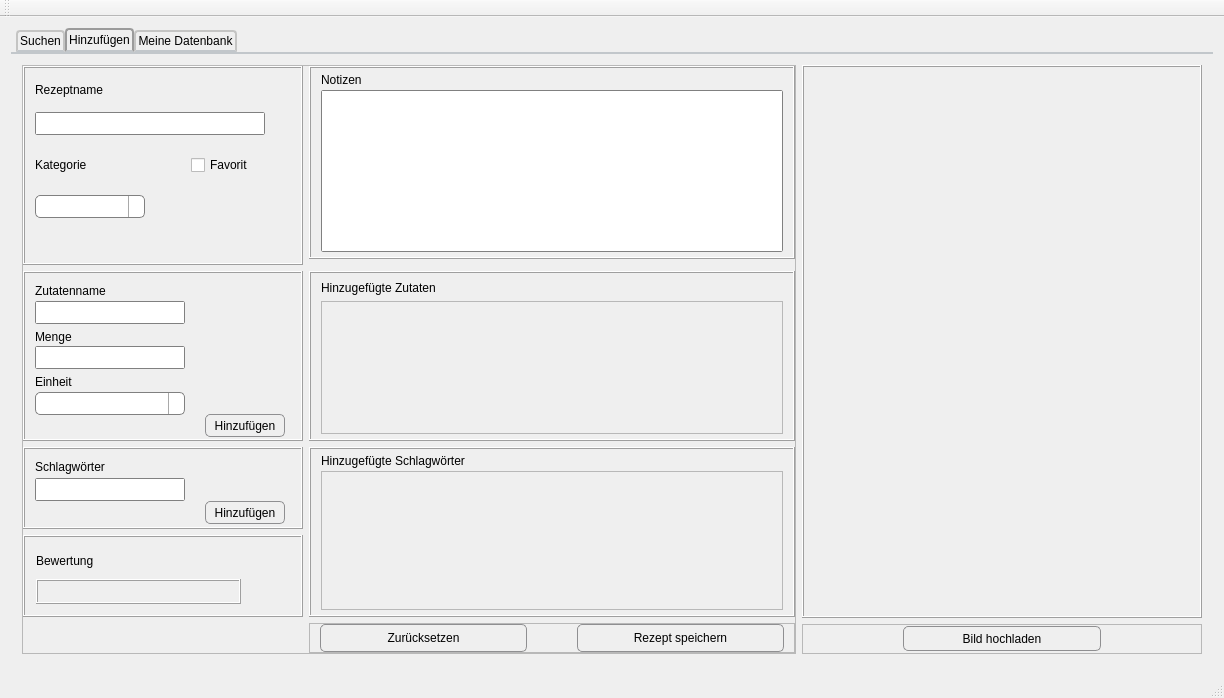
Old version of the form mainwindow.ui in the repository DaDarkDan/CookAndBakeryDb.
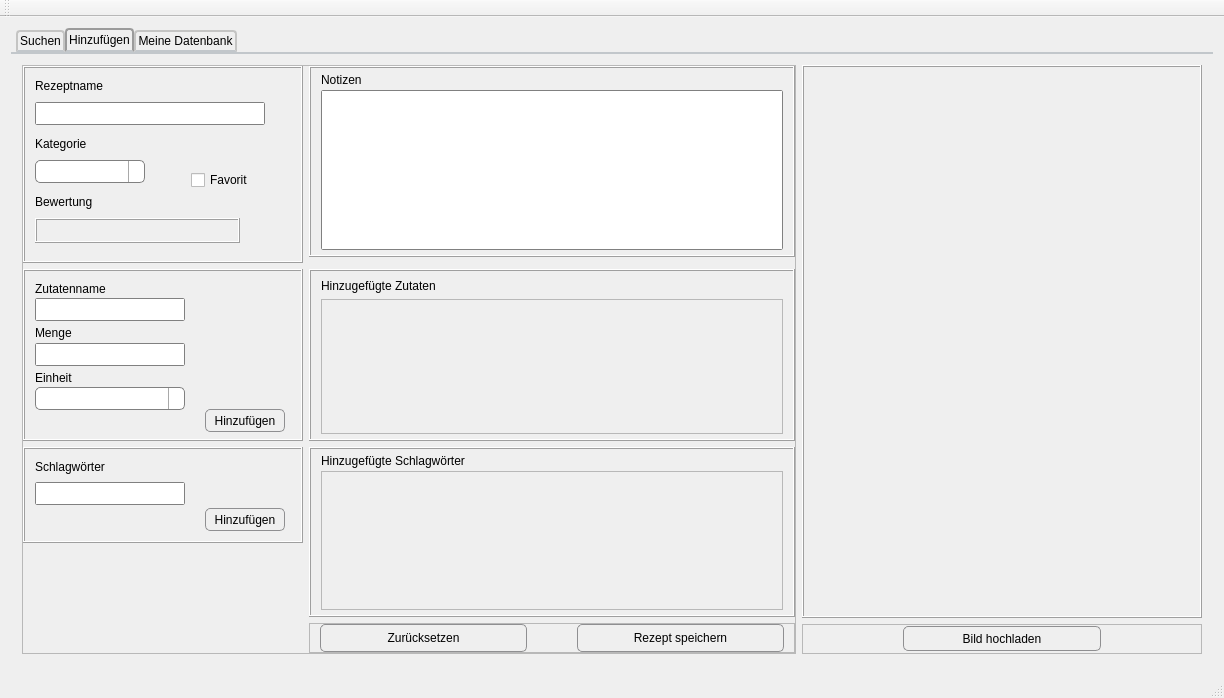
New version of the form. The open tabs and pages were chosen to show the change.

```diff
--- a/mainwindow.ui
+++ b/mainwindow.ui
@@ -763,8 +763,30 @@
                <number>10</number>
               </property>
               <property name="bottomMargin">
-               <number>40</number>
+               <number>20</number>
               </property>
+              <item row="5" column="0">
+               <widget class="QLabel" name="createRatingTitleLabel">
+                <property name="minimumSize">
+                 <size>
+                  <width>100</width>
+                  <height>25</height>
+                 </size>
+                </property>
+                <property name="maximumSize">
+                 <size>
+                  <width>100</width>
+                  <height>25</height>
+                 </size>
+                </property>
+                <property name="frameShape">
+                 <enum>QFrame::NoFrame</enum>
+                </property>
+                <property name="text">
+                 <string>Bewertung</string>
+                </property>
+               </widget>
+              </item>
               <item row="3" column="0">
                <widget class="QLabel" name="createCategoryTItleLabel">
                 <property name="minimumSize">
@@ -850,7 +872,35 @@
                 </property>
                </widget>
               </item>
-              <item row="3" column="1">
+              <item row="6" column="0">
+               <widget class="QFrame" name="createRatingStarFrame">
+                <property name="sizePolicy">
+                 <sizepolicy hsizetype="Preferred" vsizetype="Preferred">
+                  <horstretch>0</horstretch>
+                  <verstretch>0</verstretch>
+                 </sizepolicy>
+                </property>
+                <property name="minimumSize">
+                 <size>
+                  <width>205</width>
+                  <height>25</height>
+                 </size>
+                </property>
+                <property name="maximumSize">
+                 <size>
+                  <width>205</width>
+                  <height>25</height>
+                 </size>
+                </property>
+                <property name="frameShape">
+                 <enum>QFrame::Box</enum>
+                </property>
+                <property name="frameShadow">
+                 <enum>QFrame::Raised</enum>
+                </property>
+               </widget>
+              </item>
+              <item row="4" column="1">
                <widget class="QCheckBox" name="createFavouriteCheckBox">
                 <property name="minimumSize">
                  <size>
@@ -998,7 +1048,7 @@
                <number>10</number>
               </property>
               <property name="bottomMargin">
-               <number>5</number>
+               <number>10</number>
               </property>
               <item row="0" column="0">
                <widget class="QLabel" name="createIngredientNameLabel">
@@ -1200,7 +1250,7 @@
                <number>10</number>
               </property>
               <property name="bottomMargin">
-               <number>5</number>
+               <number>10</number>
               </property>
               <item row="1" column="0">
                <widget class="QLabel" name="createKeywordsTitleLabel">
@@ -1334,7 +1384,7 @@
                    <x>0</x>
                    <y>0</y>
                    <width>468</width>
-                   <height>132</height>
+                   <height>134</height>
                   </rect>
                  </property>
                 </widget>
@@ -1486,80 +1536,6 @@
              </layout>
             </widget>
            </item>
-           <item row="4" column="1">
-            <widget class="QFrame" name="createRatingFrame">
-             <property name="minimumSize">
-              <size>
-               <width>280</width>
-               <height>0</height>
-              </size>
-             </property>
-             <property name="maximumSize">
-              <size>
-               <width>280</width>
-               <height>16777215</height>
-              </size>
-             </property>
-             <property name="frameShape">
-              <enum>QFrame::Box</enum>
-             </property>
-             <property name="frameShadow">
-              <enum>QFrame::Raised</enum>
-             </property>
-             <layout class="QVBoxLayout" name="verticalLayout_5">
-              <item>
-               <widget class="QLabel" name="createRatingTitleLabel">
-                <property name="minimumSize">
-                 <size>
-                  <width>100</width>
-                  <height>25</height>
-                 </size>
-                </property>
-                <property name="maximumSize">
-                 <size>
-                  <width>100</width>
-                  <height>25</height>
-                 </size>
-                </property>
-                <property name="frameShape">
-                 <enum>QFrame::NoFrame</enum>
-                </property>
-                <property name="text">
-                 <string>Bewertung</string>
-                </property>
-               </widget>
-              </item>
-              <item>
-               <widget class="QFrame" name="createRatingStarFrame">
-                <property name="sizePolicy">
-                 <sizepolicy hsizetype="Preferred" vsizetype="Preferred">
-                  <horstretch>0</horstretch>
-                  <verstretch>0</verstretch>
-                 </sizepolicy>
-                </property>
-                <property name="minimumSize">
-                 <size>
-                  <width>205</width>
-                  <height>25</height>
-                 </size>
-                </property>
-                <property name="maximumSize">
-                 <size>
-                  <width>205</width>
-                  <height>25</height>
-                 </size>
-                </property>
-                <property name="frameShape">
-                 <enum>QFrame::Box</enum>
-                </property>
-                <property name="frameShadow">
-                 <enum>QFrame::Raised</enum>
-                </property>
-               </widget>
-              </item>
-             </layout>
-            </widget>
-           </item>
           </layout>
          </widget>
         </item>
```
Left out of the diff: 2 changed lines with no effect on the pictures.
